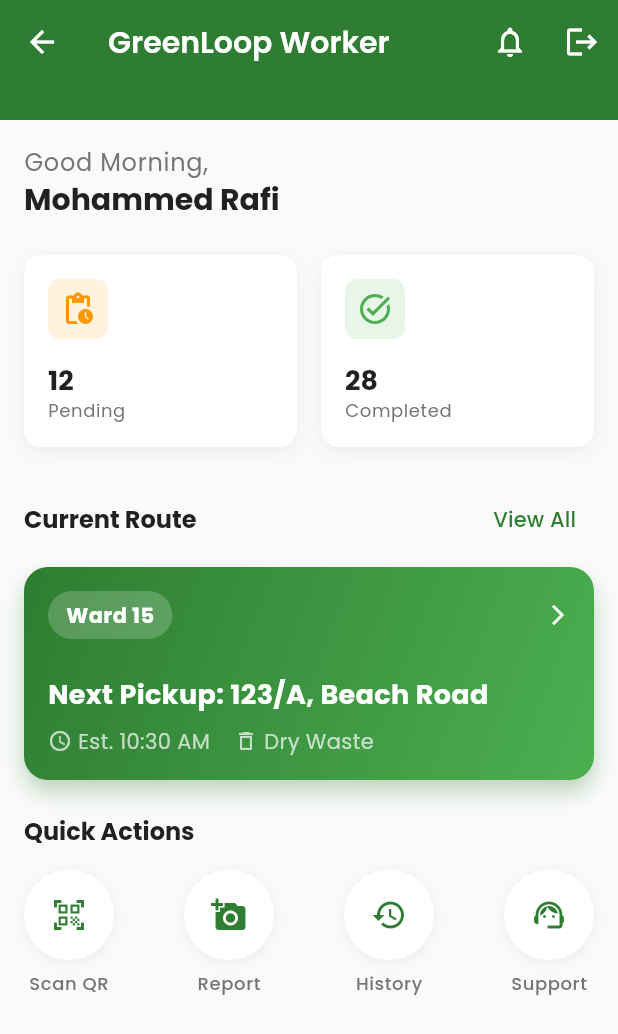
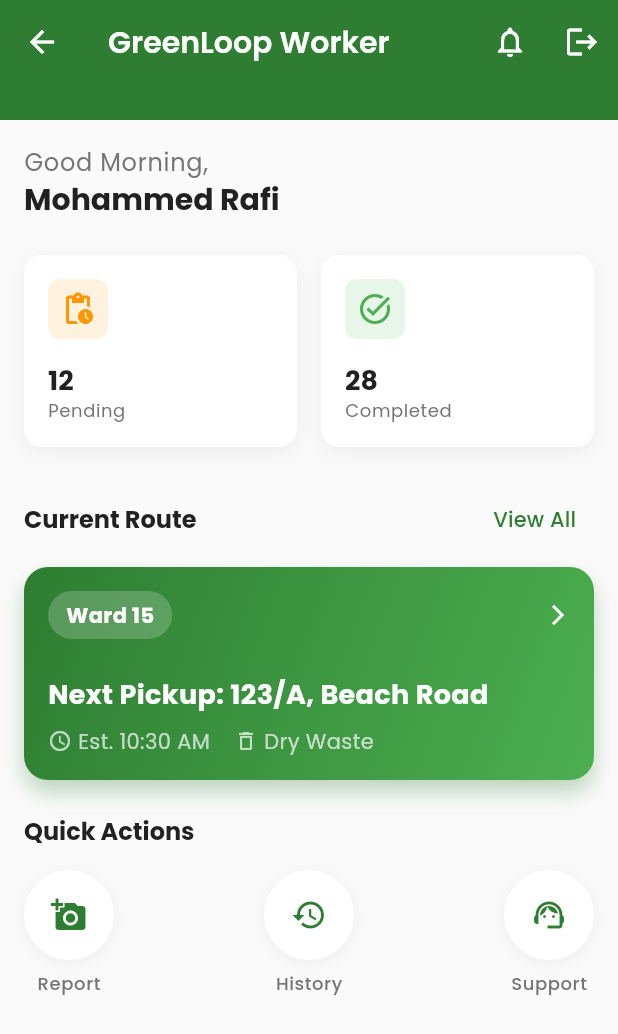
Before and after one commit to ShadaMaitexa/waste_management, a Flutter app: the _DashboardTab screen opened directly with empty values, on a phone screen of 412 x 824 dp. Shown: the top 1034 px of the screen. Run offline on Flutter 3.47's test engine with Material 3 defaults, Android fonts, the phone set to English and light mode, and no system bars; our stand-ins replace fl_chart, google_fonts.

Commit message:
scan option removed

```diff
--- a/lib/screens/worker/worker_home_screen.dart
+++ b/lib/screens/worker/worker_home_screen.dart
@@ -345,7 +345,6 @@ class _DashboardTab extends StatelessWidget {
 
   Widget _buildQuickActions(BuildContext context) {
     final actions = [
-      {'icon': Icons.qr_code_scanner, 'label': 'Scan QR', 'route': ''},
       {'icon': Icons.add_a_photo, 'label': 'Report', 'route': ''},
       {'icon': Icons.history, 'label': 'History', 'route': ''},
       {'icon': Icons.support_agent, 'label': 'Support', 'route': ''},
```
